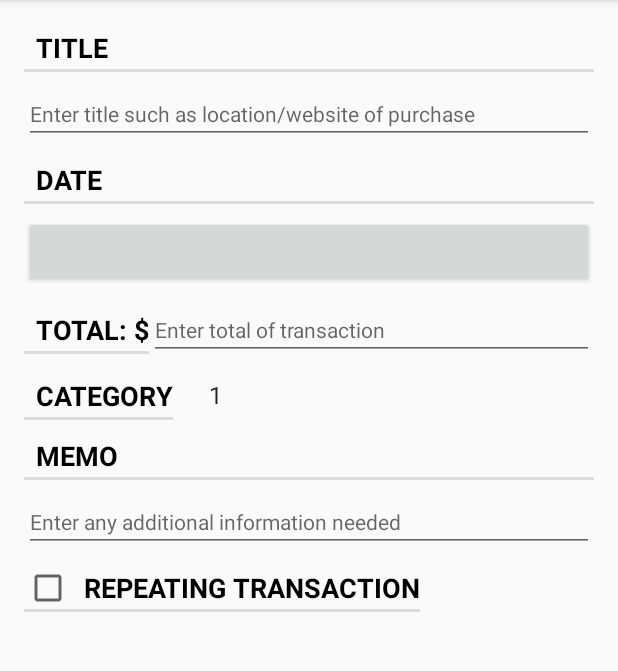
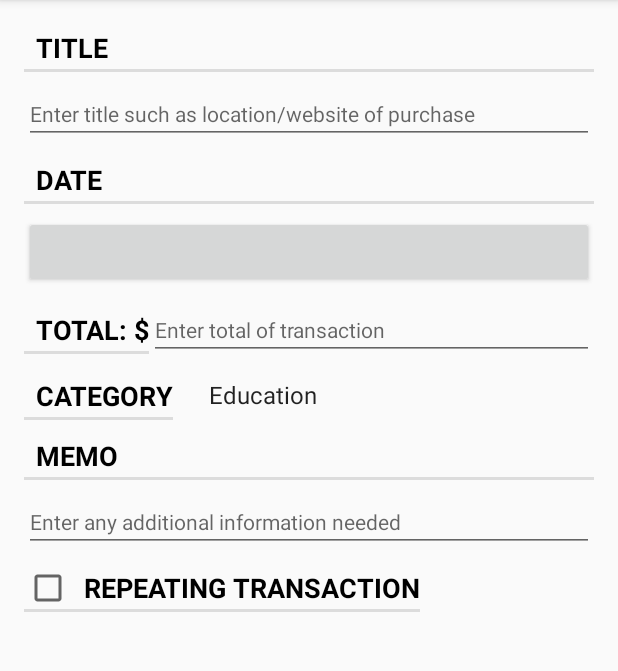
Before and after one commit to HeyZeusV/PlutusWallet, an Android app: the screen it shows after launch (MainActivity), after a tap on an icon or button, on a phone screen of 412 x 824 dp, the part 84-755 px from its top. Run offline under Robolectric (Android 15) with nearby library versions, the phone set to English and light mode, and no system bars; our stand-ins replace Room's generated code; 1 statement that could not run was skipped; 1 other tap on this screen came first.

Commit message:
CategoryDao: New query that returns a List of all Categories. Transaction: Gave default value of category to a value in Category table, plan to make it foreign key. TransactionDetailViewModel: Added variable to hold LiveData holding List of Categories. TransactionFragment: Added Observer to LiveData holding List of Categories, then sets it up with adapter, and sets it selection to one saved in Transaction when User selects it from TransactionListFragment. TransactionRepository: Added new Category query.

```diff
--- a/app/src/main/java/com/heyzeusv/financeapplication/Transaction.kt
+++ b/app/src/main/java/com/heyzeusv/financeapplication/Transaction.kt
@@ -17,6 +17,6 @@ data class Transaction(
     var date      : Date       = Date(),
     var total     : BigDecimal = BigDecimal("0.00"),
     var memo      : String     = "",
-    var category  : String     = "",
+    var category  : String     = "Education",
     var repeating : Boolean    = false,
     var frequency : Int        = 0)
--- a/app/src/main/java/com/heyzeusv/financeapplication/TransactionDetailViewModel.kt
+++ b/app/src/main/java/com/heyzeusv/financeapplication/TransactionDetailViewModel.kt
@@ -13,6 +13,8 @@ class TransactionDetailViewModel : ViewModel() {
     private val transactionIdLiveData = MutableLiveData<Int>()
     // retrieves max id of database
     val transactionMaxIdLiveData = transactionRepository.getMaxId()
+    // LiveData<List<String>>
+    val categoryNamesLiveData = transactionRepository.getCategoryNames()
 
     // value gets updated every time a new value gets set on the trigger LiveData instance
     var transactionLiveData : LiveData<Transaction?> =
--- a/app/src/main/java/com/heyzeusv/financeapplication/TransactionFragment.kt
+++ b/app/src/main/java/com/heyzeusv/financeapplication/TransactionFragment.kt
@@ -40,7 +40,6 @@ class TransactionFragment : Fragment(), DatePickerFragment.Callbacks {
     private lateinit var frequencyText     : TextView
 
     private var list = arrayOf("1", "2", "3")
-
     // provides instance of ViewModel
     private val transactionDetailViewModel : TransactionDetailViewModel by lazy {
         ViewModelProviders.of(this).get(TransactionDetailViewModel::class.java)
@@ -73,12 +72,9 @@ class TransactionFragment : Fragment(), DatePickerFragment.Callbacks {
         frequencySpinner  = view.findViewById(R.id.transaction_frequency) as Spinner
         frequencyText     = view.findViewById(R.id.frequencyTextView)     as TextView
 
-        // set up for the spinners
-        val categorySpinnerAdapter = ArrayAdapter(context!!, android.R.layout.simple_spinner_item, list)
+        // set up for the frequencySpinner
         val frequencySpinnerAdapter = ArrayAdapter(context!!, android.R.layout.simple_spinner_item, list)
-        categorySpinnerAdapter.setDropDownViewResource(android.R.layout.simple_dropdown_item_1line)
         frequencySpinnerAdapter.setDropDownViewResource(android.R.layout.simple_dropdown_item_1line)
-        categorySpinner.adapter = categorySpinnerAdapter
         frequencySpinner.adapter = frequencySpinnerAdapter
         // checks to see how user arrived to TransactionFragment
         val fromFab : Boolean = arguments?.getBoolean(ARG_FROM_FAB) as Boolean
@@ -140,6 +136,23 @@ class TransactionFragment : Fragment(), DatePickerFragment.Callbacks {
                         transaction.id = maxId
                         Log.d(TAG, "Transaction ID onViewCreated: ${transaction.id}")
                     }
+                }
+            }
+        )
+        // register an observer on LiveData instance and tie life to another component
+        transactionDetailViewModel.categoryNamesLiveData.observe(
+            // view's lifecycle owner ensures that updates are only received when view is on screen
+            viewLifecycleOwner,
+            // executed whenever LiveData gets updated
+            Observer { categoryNames ->
+                // if not null
+                categoryNames?.let {
+                    // sets up the categorySpinner
+                    val categorySpinnerAdapter = ArrayAdapter(context!!, android.R.layout.simple_spinner_item, categoryNames)
+                    categorySpinnerAdapter.setDropDownViewResource(android.R.layout.simple_dropdown_item_1line)
+                    categorySpinner.adapter = categorySpinnerAdapter
+                    // starts the spinner up to Category saved, if any
+                    categorySpinner.setSelection(categoryNames.indexOf(transaction.category))
                 }
             }
         )
@@ -251,7 +264,9 @@ class TransactionFragment : Fragment(), DatePickerFragment.Callbacks {
                 id: Long
             ) {
 
-                Log.d(TAG, "CategorySpinner: $position")
+                Log.d(TAG, "CategorySpinner: ${parent?.getItemAtPosition(position)}")
+                // updates the category to selected one
+                transaction.category = parent?.getItemAtPosition(position).toString()
             }
 
             override fun onNothingSelected(parent: AdapterView<*>?) {}
--- a/app/src/main/java/com/heyzeusv/financeapplication/TransactionListViewModel.kt
+++ b/app/src/main/java/com/heyzeusv/financeapplication/TransactionListViewModel.kt
@@ -7,7 +7,9 @@ class TransactionListViewModel : ViewModel() {
     // gets instance of TransactionRepository and
     // retrieves list of Transactions from database
     private val transactionRepository = TransactionRepository.get()
+    // LiveData<List<Transaction>>
     val transactionsListLiveData = transactionRepository.getTransactions()
+    // LiveData<Int?>
     val categorySizeLiveData = transactionRepository.getCategorySize()
 
     fun insertTransaction(transaction : Transaction) {
--- a/app/src/main/java/com/heyzeusv/financeapplication/TransactionRepository.kt
+++ b/app/src/main/java/com/heyzeusv/financeapplication/TransactionRepository.kt
@@ -33,6 +33,8 @@ class TransactionRepository private constructor(context : Context){
 
     fun getCategorySize() : LiveData<Int?> = categoryDao.getCategorySize()
 
+    fun getCategoryNames() : LiveData<List<String>> = categoryDao.getCategoryNames()
+
     fun updateTransaction(transaction : Transaction)     {executor.execute {transactionDao.update(transaction)}}
     fun insertTransaction(transaction : Transaction)     {executor.execute {transactionDao.insert(transaction)}}
     fun deleteTransaction(transaction : Transaction)     {executor.execute {transactionDao.delete(transaction)}}
--- a/app/src/main/java/com/heyzeusv/financeapplication/database/CategoryDao.kt
+++ b/app/src/main/java/com/heyzeusv/financeapplication/database/CategoryDao.kt
@@ -18,4 +18,7 @@ interface CategoryDao : BaseDao<Category> {
     // return total number of categories
     @Query("SELECT COUNT(*) FROM category")
     fun getCategorySize() : LiveData<Int?>
+
+    @Query("SELECT category FROM category")
+    fun getCategoryNames() : LiveData<List<String>>
 }
```
